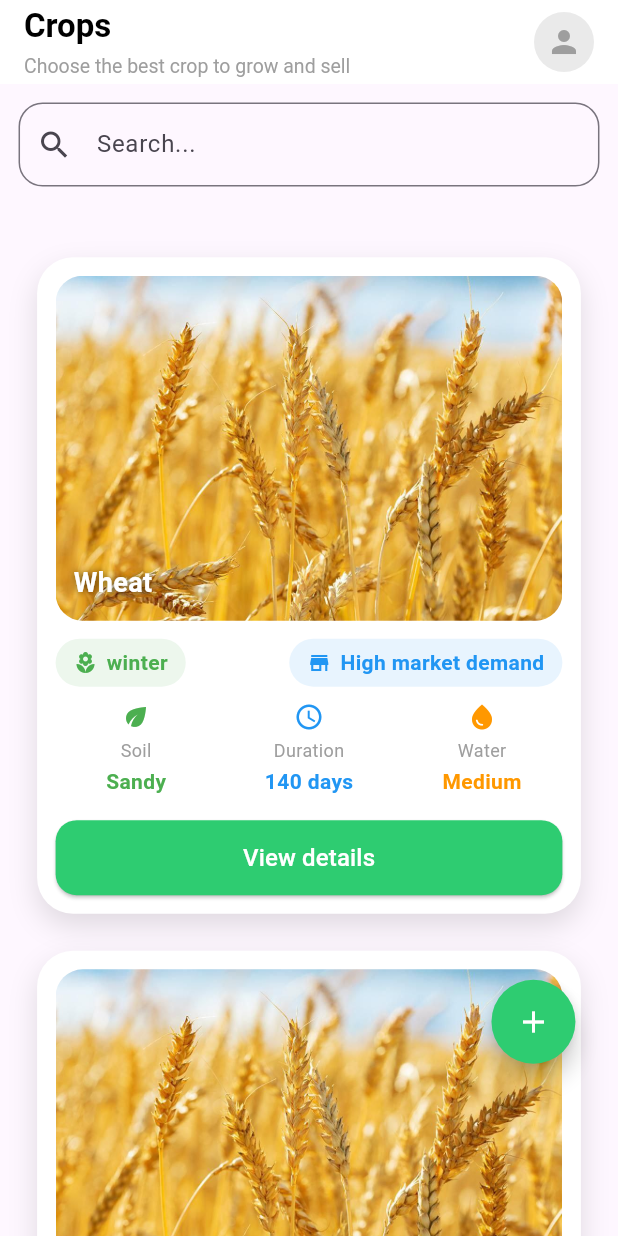
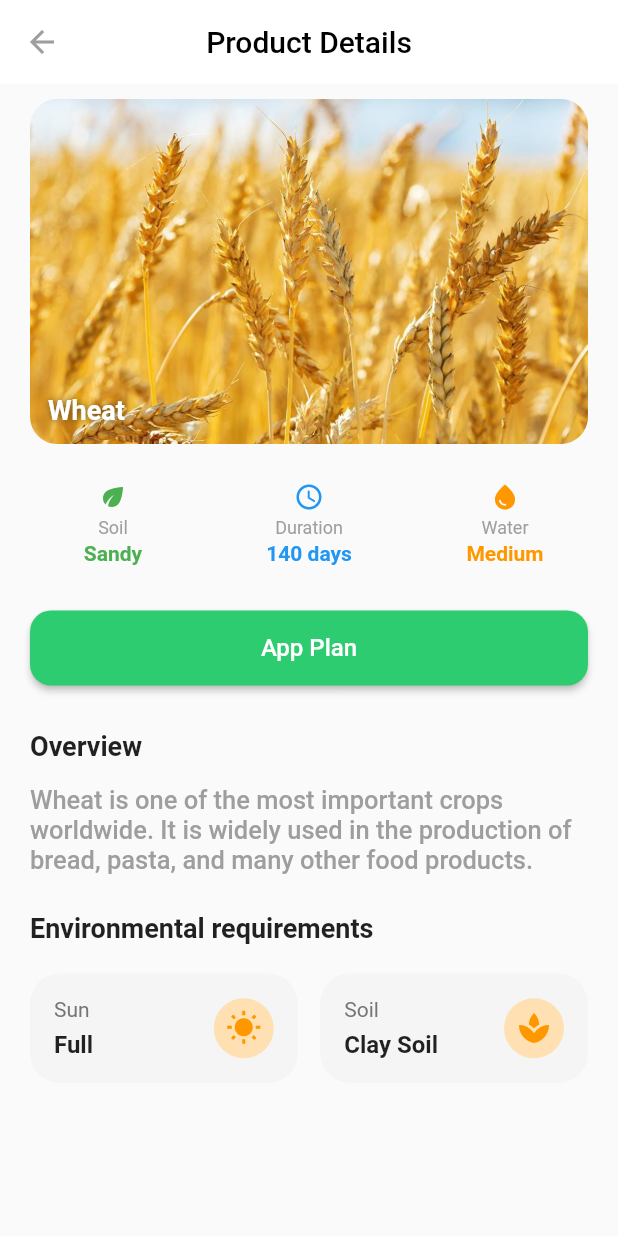
Before and after one commit to Antonmorkos21/Root2Route, a Flutter app: the CropsScreen screen opened directly, after a tap on "View details", on a phone screen of 412 x 824 dp. Run offline on Flutter 3.47's test engine with Material 3 defaults, Android fonts, the light colour scheme and no system bars.

Commit message:
Product Details

```diff
--- a/lib/components/custom_farmer/crop_card.dart
+++ b/lib/components/custom_farmer/crop_card.dart
@@ -7,6 +7,7 @@ import 'package:root2route/core/responsive/app_sizes.dart';
 import 'package:root2route/models/crop_status_card_model.dart';
 import 'package:root2route/models/info_crop_model.dart';
 import 'package:root2route/core/theme/app_colors.dart';
+import 'package:root2route/screens/farmer/product_details_screen.dart';
 
 class CropCard extends StatelessWidget {
   const CropCard({super.key});
@@ -95,7 +96,17 @@ class CropCard extends StatelessWidget {
               ),
 
               const SizedBox(height: 16),
-              CustomButton(text: "View details", onPressed: () {}),
+              CustomButton(
+                text: "View details",
+                onPressed: () {
+                  Navigator.push(
+                    context,
+                    MaterialPageRoute(
+                      builder: (context) => const ProductDetailsScreen(),
+                    ),
+                  );
+                },
+              ),
             ],
           ),
         ),
--- a/lib/main.dart
+++ b/lib/main.dart
@@ -1,13 +1,10 @@
 import 'package:flutter/material.dart';
 import 'package:flutter/services.dart';
-import 'package:root2route/screens/account_screen.dart';
 import 'package:root2route/screens/auth/forgot_password_screen.dart';
 import 'package:root2route/screens/auth/login_screen.dart';
 import 'package:root2route/screens/auth/verification_screen.dart';
 import 'package:root2route/screens/auth/re-enter_password_screen.dart';
 import 'package:root2route/screens/auth/register_screen.dart';
-import 'package:root2route/screens/farmer/crops_screen.dart';
-import 'package:root2route/screens/farmer/farmer_home_screen.dart';
 
 void main() {
   SystemChrome.setSystemUIOverlayStyle(
@@ -20,6 +17,26 @@ void main() {
   runApp(const MyApp());
 }
 
+class MyApp extends StatelessWidget {
+  const MyApp({super.key});
+
+  @override
+  Widget build(BuildContext context) {
+    return MaterialApp(
+      debugShowCheckedModeBanner: false,
+      theme: ThemeData(useMaterial3: false),
+      initialRoute: LoginScreen.id,
+      routes: {
+        LoginScreen.id: (_) => const LoginScreen(),
+        RegisterScreen.id: (_) => const RegisterScreen(),
+        ForgotPasswordScreen.id: (_) => const ForgotPasswordScreen(),
+        VerificationScreen.id: (_) => const VerificationScreen(),
+        ReEnterPasswordScreen.id: (_) => const ReEnterPasswordScreen(),
+      },
+    );
+  }
+}
+
 // class MyApp extends StatelessWidget {
 //   const MyApp({super.key});
 
@@ -27,27 +44,7 @@ void main() {
 //   Widget build(BuildContext context) {
 //     return MaterialApp(
 //       debugShowCheckedModeBanner: false,
-//       theme: ThemeData(useMaterial3: false),
-//       initialRoute: LoginScreen.id,
-//       routes: {
-//         LoginScreen.id: (_) => const LoginScreen(),
-//         RegisterScreen.id: (_) => const RegisterScreen(),
-//         ForgotPasswordScreen.id: (_) => const ForgotPasswordScreen(),
-//         VerificationScreen.id: (_) => const VerificationScreen(),
-//         ReEnterPasswordScreen.id: (_) => const ReEnterPasswordScreen(),
-//       },
+//       home: FarmerHomeScreen(),
 //     );
 //   }
 // }
-
-class MyApp extends StatelessWidget {
-  const MyApp({super.key});
-
-  @override
-  Widget build(BuildContext context) {
-    return MaterialApp(
-      debugShowCheckedModeBanner: false,
-      home: FarmerHomeScreen(),
-    );
-  }
-}
--- a/lib/screens/auth/forgot_password_screen.dart
+++ b/lib/screens/auth/forgot_password_screen.dart
@@ -61,9 +61,7 @@ class _ForgotPasswordScreenState extends State<ForgotPasswordScreen> {
                     onPressed: () {
                       Navigator.pushNamed(context, VerificationScreen.id);
 
-                      if (formKey.currentState!.validate()) {
-                        print('Login Success');
-                      }
+                      if (formKey.currentState!.validate()) {}
                     },
                   ),
                 ],
--- a/lib/screens/farmer/crops_screen.dart
+++ b/lib/screens/farmer/crops_screen.dart
@@ -13,12 +13,6 @@ class CropsScreen extends StatefulWidget {
 
 class _CropsScreenState extends State<CropsScreen> {
   final TextEditingController searchController = TextEditingController();
-
-  @override
-  void dispose() {
-    searchController.dispose();
-    super.dispose();
-  }
 
   @override
   Widget build(BuildContext context) {
--- /dev/null
+++ b/lib/screens/farmer/product_details_screen.dart
@@ -0,0 +1,243 @@
+import 'package:flutter/material.dart';
+import 'package:root2route/components/custom_button.dart';
+import 'package:root2route/components/custom_farmer/crop_info_card.dart';
+import 'package:root2route/components/custom_farmer/header_card.dart';
+import 'package:root2route/core/theme/app_colors.dart';
+import 'package:root2route/models/info_crop_model.dart';
+
+class ProductDetailsScreen extends StatefulWidget {
+  const ProductDetailsScreen({super.key});
+
+  @override
+  State<ProductDetailsScreen> createState() => _ProductDetailsScreenState();
+}
+
+class _ProductDetailsScreenState extends State<ProductDetailsScreen> {
+  @override
+  Widget build(BuildContext context) {
+    return Scaffold(
+      appBar: AppBar(
+        title: const Text(
+          "Product Details",
+          style: TextStyle(color: AppColors.textPrimary),
+        ),
+        backgroundColor: Colors.white,
+        elevation: 0,
+        centerTitle: true,
+        leading: IconButton(
+          onPressed: () {
+            Navigator.pop(context);
+          },
+          icon: Icon(Icons.arrow_back, color: AppColors.iconSecondary),
+        ),
+      ),
+      body: SingleChildScrollView(
+        child: Column(
+          crossAxisAlignment: CrossAxisAlignment.center,
+          children: [
+            const SizedBox(height: 10),
+
+            // Header
+            Padding(
+              padding: const EdgeInsets.symmetric(horizontal: 20),
+              child: ClipRRect(
+                borderRadius: BorderRadius.circular(18),
+                child: const HeaderCard(
+                  url: 'assets/images/crop.jpg',
+                  title: 'Wheat',
+                ),
+              ),
+            ),
+
+            const SizedBox(height: 25),
+
+            Padding(
+              padding: const EdgeInsets.symmetric(horizontal: 15),
+              child: Row(
+                children: [
+                  Expanded(
+                    child: CropInfoCard(
+                      infoCrop: InfoCropModel(
+                        icon: Icons.eco,
+                        iconColor: Colors.green,
+                        label: "Soil",
+                        value: "Sandy",
+                        valueColor: Colors.green,
+                      ),
+                    ),
+                  ),
+                  const SizedBox(width: 10),
+                  Expanded(
+                    child: CropInfoCard(
+                      infoCrop: InfoCropModel(
+                        icon: Icons.schedule,
+                        iconColor: Colors.blue,
+                        label: "Duration",
+                        value: "140 days",
+                        valueColor: Colors.blue,
+                      ),
+                    ),
+                  ),
+                  const SizedBox(width: 10),
+                  Expanded(
+                    child: CropInfoCard(
+                      infoCrop: InfoCropModel(
+                        icon: Icons.water_drop,
+                        iconColor: Colors.orange,
+                        label: "Water",
+                        value: "Medium",
+                        valueColor: Colors.orange,
+                      ),
+                    ),
+                  ),
+                ],
+              ),
+            ),
+
+            const SizedBox(height: 30),
+
+            Padding(
+              padding: const EdgeInsets.symmetric(horizontal: 20),
+              child: CustomButton(text: "App Plan", onPressed: () {}),
+            ),
+            const SizedBox(height: 30),
+            Padding(
+              padding: const EdgeInsets.symmetric(horizontal: 20),
+              child: Column(
+                crossAxisAlignment: CrossAxisAlignment.start,
+                children: [
+                  Text(
+                    'Overview',
+                    style: TextStyle(fontWeight: FontWeight.w600, fontSize: 18),
+                  ),
+                  const SizedBox(height: 15),
+                  const Text(
+                    'Wheat is one of the most important crops worldwide. '
+                    'It is widely used in the production of bread, pasta, '
+                    'and many other food products.',
+                    style: TextStyle(
+                      fontWeight: FontWeight.w500,
+                      color: AppColors.textOnSecondary,
+                      fontSize: 17,
+                    ),
+                  ),
+
+                  const SizedBox(height: 25),
+
+                  Column(
+                    crossAxisAlignment: CrossAxisAlignment.start,
+                    children: [
+                      Text(
+                        'Environmental requirements',
+                        style: TextStyle(
+                          fontWeight: FontWeight.w600,
+                          fontSize: 18,
+                        ),
+                      ),
+                      SizedBox(height: 20),
+                      Row(
+                        children: [
+                          Expanded(
+                            child: Container(
+                              padding: const EdgeInsets.all(16),
+                              decoration: BoxDecoration(
+                                color: Colors.grey.shade100,
+                                borderRadius: BorderRadius.circular(20),
+                              ),
+                              child: Row(
+                                mainAxisAlignment:
+                                    MainAxisAlignment.spaceBetween,
+                                children: [
+                                  Column(
+                                    crossAxisAlignment:
+                                        CrossAxisAlignment.start,
+                                    children: [
+                                      Text(
+                                        'Sun',
+                                        style: TextStyle(
+                                          color: Colors.grey.shade600,
+                                          fontSize: 14,
+                                        ),
+                                      ),
+                                      const SizedBox(height: 6),
+                                      const Text(
+                                        'Full',
+                                        style: TextStyle(
+                                          fontWeight: FontWeight.bold,
+                                          fontSize: 16,
+                                        ),
+                                      ),
+                                    ],
+                                  ),
+                                  CircleAvatar(
+                                    backgroundColor: Colors.orange.shade100,
+                                    child: const Icon(
+                                      Icons.wb_sunny,
+                                      color: Colors.orange,
+                                    ),
+                                  ),
+                                ],
+                              ),
+                            ),
+                          ),
+
+                          const SizedBox(width: 15),
+
+                          Expanded(
+                            child: Container(
+                              padding: const EdgeInsets.all(16),
+                              decoration: BoxDecoration(
+                                color: Colors.grey.shade100,
+                                borderRadius: BorderRadius.circular(20),
+                              ),
+                              child: Row(
+                                mainAxisAlignment:
+                                    MainAxisAlignment.spaceBetween,
+                                children: [
+                                  Column(
+                                    crossAxisAlignment:
+                                        CrossAxisAlignment.start,
+                                    children: [
+                                      Text(
+                                        'Soil',
+                                        style: TextStyle(
+                                          color: Colors.grey.shade600,
+                                          fontSize: 14,
+                                        ),
+                                      ),
+                                      const SizedBox(height: 6),
+                                      const Text(
+                                        'Clay Soil',
+                                        style: TextStyle(
+                                          fontWeight: FontWeight.bold,
+                                          fontSize: 16,
+                                        ),
+                                      ),
+                                    ],
+                                  ),
+                                  CircleAvatar(
+                                    backgroundColor: Colors.orange.shade100,
+                                    child: const Icon(
+                                      Icons.spa,
+                                      color: Colors.orange,
+                                    ),
+                                  ),
+                                ],
+                              ),
+                            ),
+                          ),
+                        ],
+                      ),
+                    ],
+                  ),
+
+                  const SizedBox(height: 30),
+                ],
+              ),
+            ),
+          ],
+        ),
+      ),
+    );
+  }
+}
```
